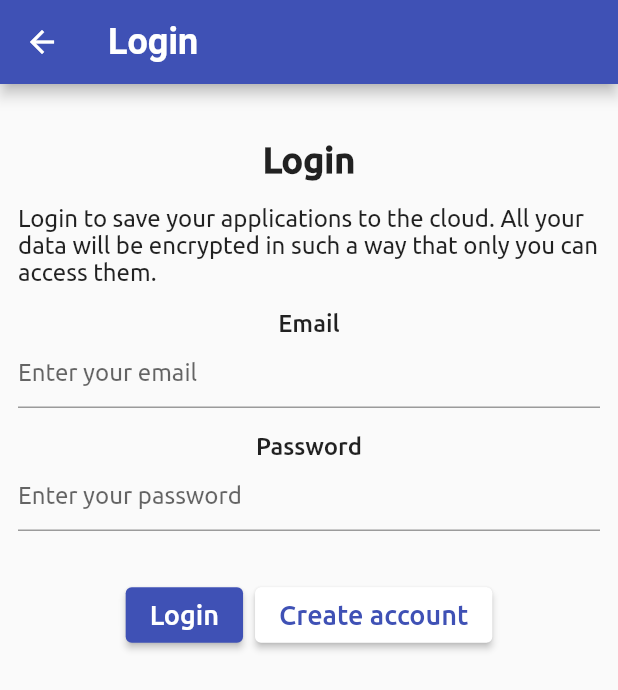
After one commit to arnu515/simpleauthenticator, a Flutter app: the Auth screen opened directly, after a tap on "Login", on a phone screen of 412 x 824 dp. The commit adds this screen. Shown: the top 690 px of the screen. Run offline on Flutter 3.47's test engine with Material 2 defaults, Android fonts, the phone set to English and light mode, and no system bars; our stand-ins replace shared_preferences; missing offline and left inert: otp, qr_code_scanner; accounts and stored records are empty; network calls fail.

Commit message:
feat: add login, logout, register functionality

```diff
--- /dev/null
+++ b/lib/components/auth/auth.dart
@@ -0,0 +1,154 @@
+import 'dart:convert';
+
+import 'package:flutter/material.dart';
+import 'package:http/http.dart' as http;
+import 'package:shared_preferences/shared_preferences.dart';
+
+class Auth extends StatefulWidget {
+  final Function(String)? onLogin;
+
+  const Auth({Key? key, this.onLogin}) : super(key: key);
+
+  @override
+  State<StatefulWidget> createState() => _Auth();
+}
+
+class _Auth extends State<Auth> {
+  final GlobalKey<FormState> _authFormKey = GlobalKey<FormState>();
+  final emailController = TextEditingController();
+  final passwordController = TextEditingController();
+  final cpasswordController = TextEditingController();
+  static const baseUrl = String.fromEnvironment("API_URL", defaultValue: "http://localhost:5000") + "/auth";
+  String authType = "login";
+  String formError = "";
+
+  Future<void> _handle() async {
+    setState(() {
+      formError = "";
+    });
+
+    String email = emailController.text;
+    String password = passwordController.text;
+    String cpassword = cpasswordController.text;
+
+    var body = {"email": email, "password": password};
+    if (authType == "register") body["confirmPassword"] = cpassword;
+    print(body);
+
+    var res = await http.post(Uri.parse('$baseUrl/$authType'), body: json.encode(body), headers: {"Content-Type": "application/json"});
+    print(res.body);
+
+    var data = json.decode(res.body);
+    if (!res.statusCode.toString().startsWith("2") || !data["ok"]) {
+      setState(() {
+        formError = data["message"];
+      });
+      return;
+    }
+
+    if (authType == "login") {
+      var prefs = await SharedPreferences.getInstance();
+      await prefs.setString("token", data["data"]["token"]);
+      if (widget.onLogin != null) widget.onLogin!(data["data"]["token"]);
+      Navigator.of(context).pop();
+    } else {
+      cpasswordController.clear();
+      passwordController.clear();
+      setState(() {
+        authType = "login";
+      });
+      ScaffoldMessenger.of(context).showSnackBar(const SnackBar(content: Text("Successfully registered, please log in")));
+    }
+  }
+
+  @override
+  Widget build(BuildContext context) {
+    return Scaffold(
+      appBar: AppBar(
+        title: Text(authType == "login" ? "Login" : "Create account"),
+        titleTextStyle: const TextStyle(
+          fontWeight: FontWeight.bold,
+          fontSize: 24.0
+        )
+      ),
+      body: Padding(
+        padding: const EdgeInsets.all(12.0),
+        child: Column(
+          children: [
+            const Padding(padding: EdgeInsets.all(12.0)),
+            Text(authType == "login" ? "Login" : "Create account", style: const TextStyle(fontSize: 24.0, fontWeight: FontWeight.bold)),
+            const Padding(padding: EdgeInsets.all(8.0)),
+            Text("${authType == "login" ? "Login" : "Create an account"} to save your applications to the cloud. All your data will be encrypted in such a way that only you can access them.", style: const TextStyle(fontSize: 16.0)),
+            const Padding(padding: EdgeInsets.all(8.0)),
+            Form(
+              key: _authFormKey,
+              child: Column(
+                children: [
+                  const Text("Email", style: TextStyle(fontSize: 16.0, fontWeight: FontWeight.w500)),
+                  TextFormField(
+                    controller: emailController,
+                    decoration: const InputDecoration(hintText: "Enter your email"),
+                    validator: (String? value) {
+                      if (value == null || value.isEmpty) return "Enter a value";
+                      return null;
+                    }
+                  ),
+                  const Padding(padding: EdgeInsets.all(8.0)),
+                  const Text("Password", style: TextStyle(fontSize: 16.0, fontWeight: FontWeight.w500)),
+                  TextFormField(
+                    obscureText: true,
+                    controller: passwordController,
+                    decoration: const InputDecoration(hintText: "Enter your password"),
+                    validator: (String? value) {
+                      if (value == null || value.isEmpty) return "Enter a value";
+                      return null;
+                    }
+                  ),
+                  const Padding(padding: EdgeInsets.all(8.0)),
+                  if (authType != "login") const Text("Confirm password", style: TextStyle(fontSize: 16.0, fontWeight: FontWeight.w500)),
+                  if (authType != "login") TextFormField(
+                      obscureText: true,
+                      controller: cpasswordController,
+                      decoration: const InputDecoration(hintText: "Re-enter that password"),
+                      validator: (String? value) {
+                        if (value == null || value.isEmpty) return "Enter a value";
+                        if (passwordController.text != value) return "Passwords don't match";
+                        return null;
+                      }
+                  ),
+                  const Padding(padding: EdgeInsets.all(8.0)),
+                  if (formError.isNotEmpty) Text(formError, style: const TextStyle(color: Colors.red, fontSize: 18.0)),
+                  if (formError.isNotEmpty) const Padding(padding: EdgeInsets.all(8.0)),
+                  Wrap(
+                    children: [
+                      ElevatedButton(
+                        onPressed: _handle,
+                        child: Padding(
+                          padding: const EdgeInsets.symmetric(vertical: 8.0),
+                          child: Text(authType == "login" ? "Login" : "Create account", style: const TextStyle(fontSize: 18.0))
+                        )
+                      ),
+                      const Padding(padding: EdgeInsets.symmetric(vertical: 2.0, horizontal: 4.0)),
+                      ElevatedButton(
+                        onPressed: () {
+                          setState(() {
+                            authType = authType == "login" ? "register" : "login";
+                          });
+                        },
+                        child: Padding(
+                          padding: const EdgeInsets.symmetric(vertical: 8.0),
+                          child: Text(authType == "login" ? "Create account" : "Login instead", style: const TextStyle(fontSize: 18.0, color: Colors.indigo))
+                        ),
+                        style: ElevatedButton.styleFrom(primary: Colors.white)
+                      )
+                    ],
+                  )
+                ]
+              )
+            )
+          ],
+        )
+      )
+    );
+  }
+}
--- a/lib/components/home/home.dart
+++ b/lib/components/home/home.dart
@@ -1,6 +1,10 @@
 import 'dart:async';
+import 'dart:convert';
 
 import "package:flutter/material.dart";
+import 'package:http/http.dart' as http;
+import 'package:shared_preferences/shared_preferences.dart';
+import 'package:simpleauthenticator/components/auth/auth.dart';
 import 'package:simpleauthenticator/components/home/addappmodal.dart';
 import 'package:simpleauthenticator/components/home/updateappmodal.dart';
 import 'package:simpleauthenticator/models/application.dart';
@@ -17,6 +21,7 @@ class HomeState extends State<Home> {
   List<Application> apps = [];
   Timer? updateCodeTimer;
   Map<String, dynamic> content = Storage.initData;
+  String? token;
 
   refreshCodes(Timer timer) {
     for (var app in apps) {app.refreshCode();}
@@ -64,11 +69,22 @@ class HomeState extends State<Home> {
     });
   }
 
+  _getAuthState() async {
+    var prefs = await SharedPreferences.getInstance();
+    var token = prefs.getString("token");
+    if (token != null) {
+      setState(() {
+      this.token = token;
+    });
+    }
+  }
+
   @override
   initState() {
     super.initState();
     updateCodeTimer = Timer.periodic(const Duration(seconds: 5), refreshCodes);
     _loadAppsFromStorage();
+    _getAuthState();
   }
 
   @override
@@ -127,6 +143,21 @@ class HomeState extends State<Home> {
     });
   }
 
+  _logout() async {
+    print(token);
+    const baseUrl = String.fromEnvironment("API_URL", defaultValue: "http://localhost:5000") + "/auth";
+    if (token == null) return;
+    var res = await http.delete(Uri.parse('$baseUrl/logout'), headers: {"Authorization": "Bearer $token"});
+    print(res.body);
+    var data = json.decode(res.body);
+    print(data);
+    var prefs = await SharedPreferences.getInstance();
+    prefs.remove("token");
+    setState(() {
+      token = null;
+    });
+  }
+
   @override
   Widget build(BuildContext context) {
     const padding = 12.0;
@@ -138,6 +169,28 @@ class HomeState extends State<Home> {
           fontWeight: FontWeight.bold,
           fontSize: 24.0
         ),
+        actions: [
+          token == null ? IconButton(
+            onPressed: () {
+              Navigator.of(context).push(MaterialPageRoute(builder: (BuildContext context) => Auth(onLogin: (token) {
+                setState(() {
+                  this.token = token;
+                });
+              })));
+            },
+            icon: const Icon(Icons.person),
+            tooltip: "Login / Register"
+          ) : IconButton(
+            onPressed: () {
+              ScaffoldMessenger.of(context).showSnackBar(SnackBar(
+                content: const Text("Are you sure?"),
+                action: SnackBarAction(label: "Logout", textColor: Colors.red, onPressed: _logout),
+              ));
+            },
+            icon: const Icon(Icons.exit_to_app),
+            tooltip: "Logout"
+          )
+        ],
       ),
       body: Column(
         children: [
```
